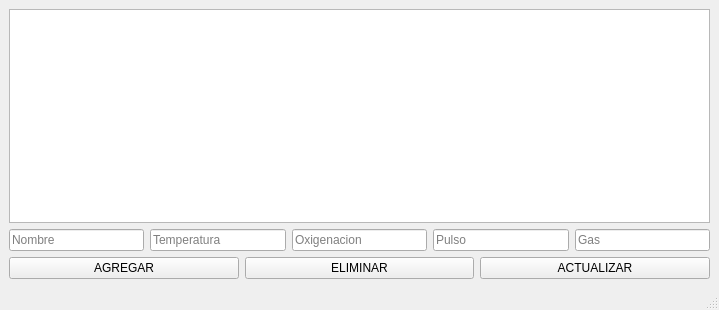
Old version of the form dbSQL/mainwindow.ui in the repository adcfrba/TPO_INFOII.
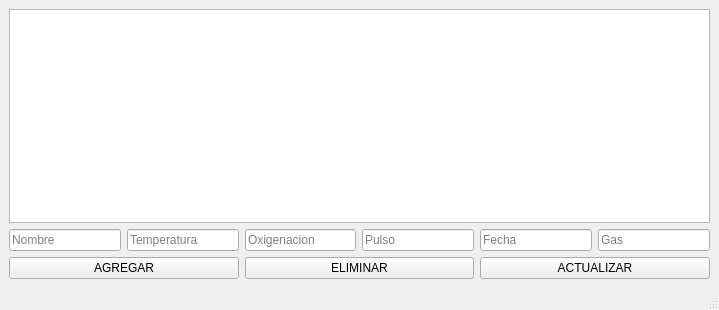
New version of the form.

```diff
--- a/dbSQL/mainwindow.ui
+++ b/dbSQL/mainwindow.ui
@@ -57,6 +57,13 @@
         </property>
        </widget>
       </item>
+      <item>
+       <widget class="QLineEdit" name="lineEdit_FECHA">
+        <property name="placeholderText">
+         <string>Fecha</string>
+        </property>
+       </widget>
+      </item>
       <item>
        <widget class="QLineEdit" name="lineEdit_GAS">
         <property name="placeholderText">
```
